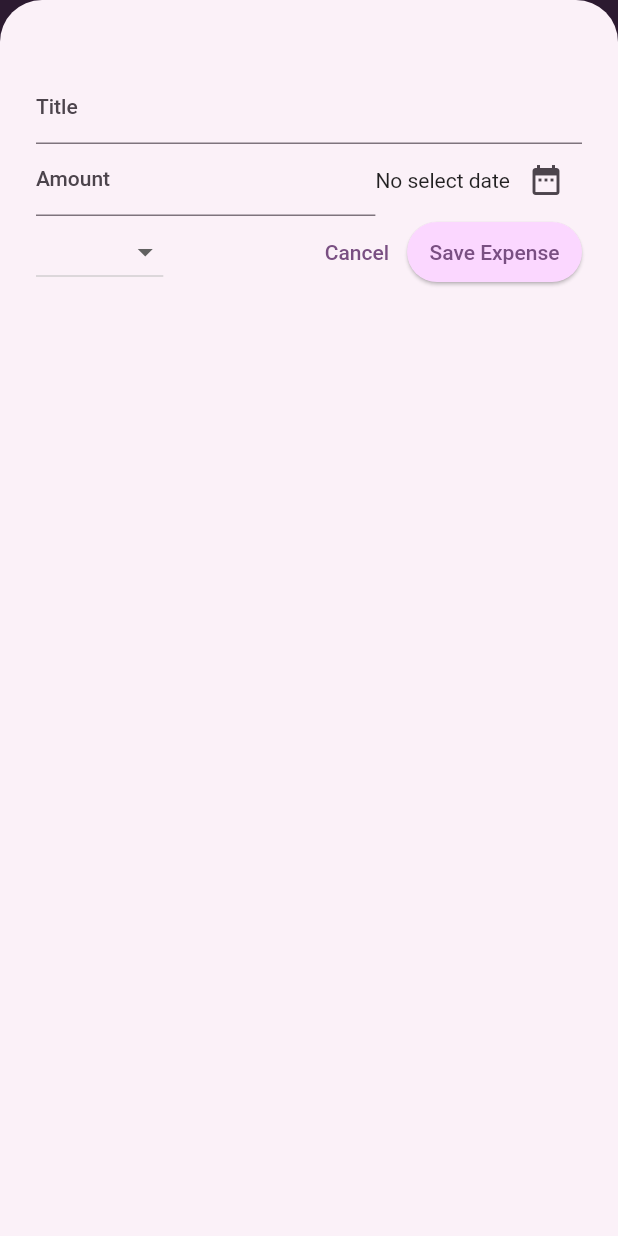
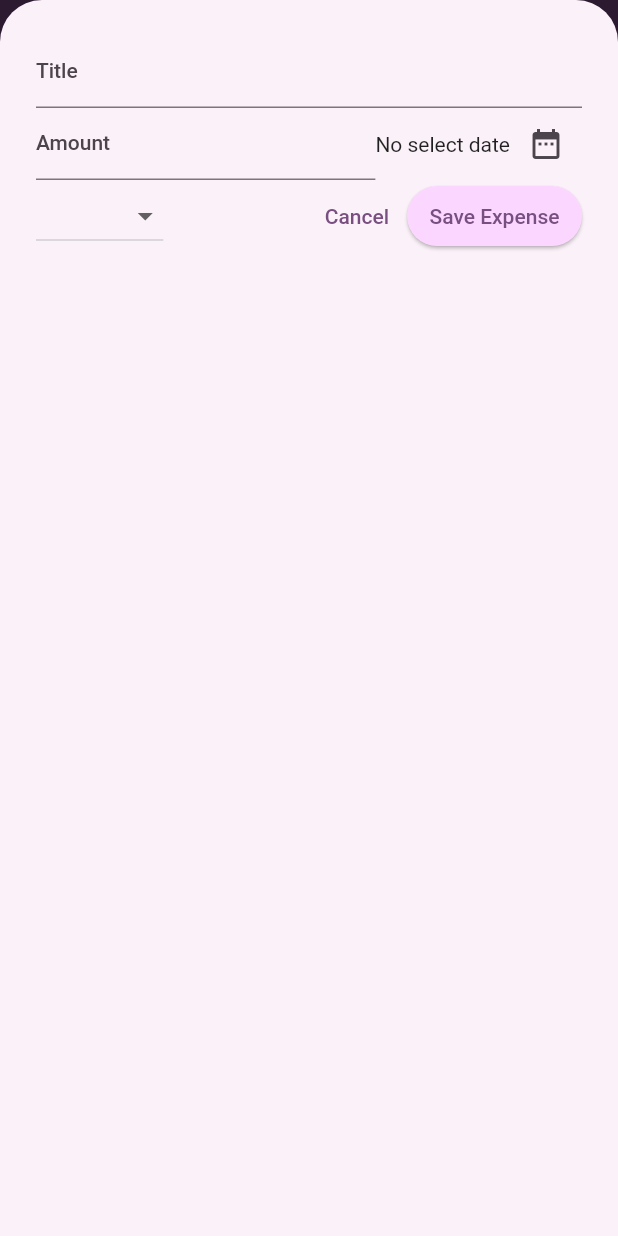
Before and after one commit to khwoat/flutter_course-expense_tracker_app, a Flutter app: the screen it shows after launch, after a tap on the "add" icon, on a phone screen of 412 x 824 dp. Run offline on Flutter 3.47's test engine with Material 2 defaults, Android fonts, the phone set to English and light mode, and no system bars.

Commit message:
Deal with lanscape in adding modal

```diff
--- a/lib/widgets/dashboard_page.dart
+++ b/lib/widgets/dashboard_page.dart
@@ -29,6 +29,7 @@ class _DashboardPageState extends State<DashboardPage> {
 
   void _openAddExpenseModal() {
     showModalBottomSheet(
+      useSafeArea: true,
       isScrollControlled: true,
       context: context,
       builder: (context) => ExpenseAdding(
@@ -68,6 +69,9 @@ class _DashboardPageState extends State<DashboardPage> {
 
   @override
   Widget build(BuildContext context) {
+    final width = MediaQuery.of(context).size.width;
+    final height = MediaQuery.of(context).size.height;
+
     return Scaffold(
       appBar: AppBar(
         title: const Text('Expense Tracker App'),
@@ -78,21 +82,36 @@ class _DashboardPageState extends State<DashboardPage> {
           ),
         ],
       ),
-      body: Column(
+      body: width < height
+          ? Column(
               children: [
                 Chart(expenses: _recordedExpense),
                 Expanded(
-            child: (_recordedExpense.isNotEmpty)
+                  child: _getExpenseList(),
+                ),
+              ],
+            )
+          : Row(
+              children: [
+                Expanded(
+                  child: Chart(expenses: _recordedExpense),
+                ),
+                Expanded(
+                  child: _getExpenseList(),
+                ),
+              ],
+            ),
+    );
+  }
+
+  Widget _getExpenseList() {
+    return (_recordedExpense.isNotEmpty)
         ? ExpenseList(
             expenses: _recordedExpense,
             onRemove: _removeExpense,
           )
         : const Center(
             child: Text('No expense found. Start adding some!'),
-                  ),
-          ),
-        ],
-      ),
           );
   }
 }
--- a/lib/widgets/expense_adding.dart
+++ b/lib/widgets/expense_adding.dart
@@ -80,8 +80,16 @@ class _ExpenseAddingState extends State<ExpenseAdding> {
 
   @override
   Widget build(BuildContext context) {
-    return Padding(
-      padding: const EdgeInsets.fromLTRB(24, 48, 24, 16),
+    final keyboardSpace = MediaQuery.of(context).viewInsets.bottom;
+
+    return LayoutBuilder(builder: (context, constraints) {
+      final width = constraints.maxWidth;
+
+      return SizedBox(
+        height: double.infinity,
+        child: SingleChildScrollView(
+          child: Padding(
+            padding: EdgeInsets.fromLTRB(24, 24, 24, keyboardSpace + 16),
             child: Column(
               children: [
                 // Title textfield
@@ -156,6 +164,9 @@ class _ExpenseAddingState extends State<ExpenseAdding> {
                 ),
               ],
             ),
+          ),
+        ),
       );
+    });
   }
 }
```
Lines whose indentation alone changed are shown as unchanged.
